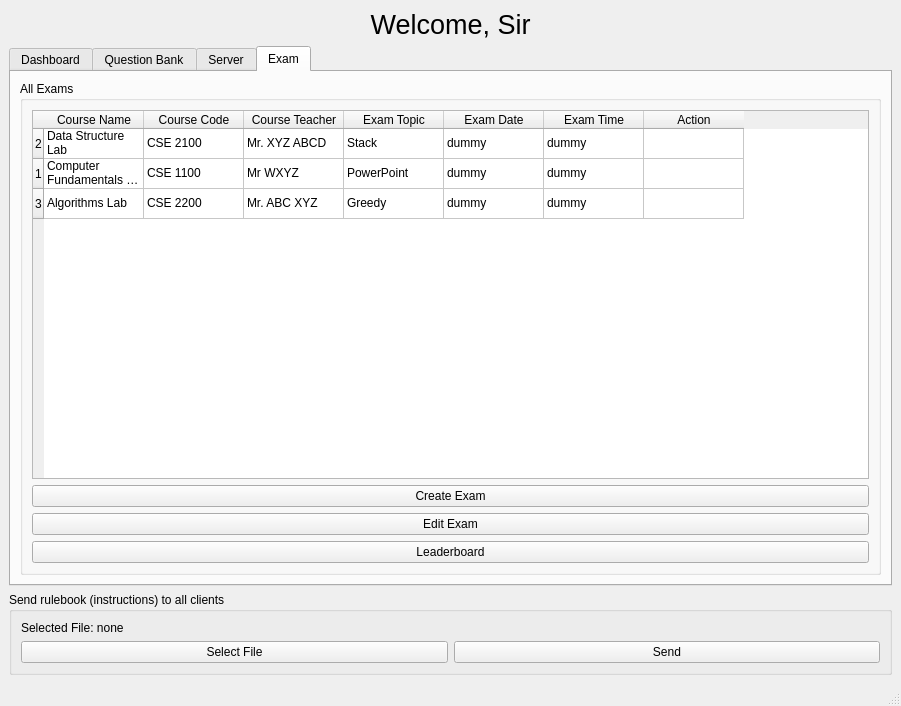
Before: the Qt Designer form src/SmartXm-CSEKU/teachermodule.ui in KaziRifatMorshed/SmartXm, drawn with Qt 5.
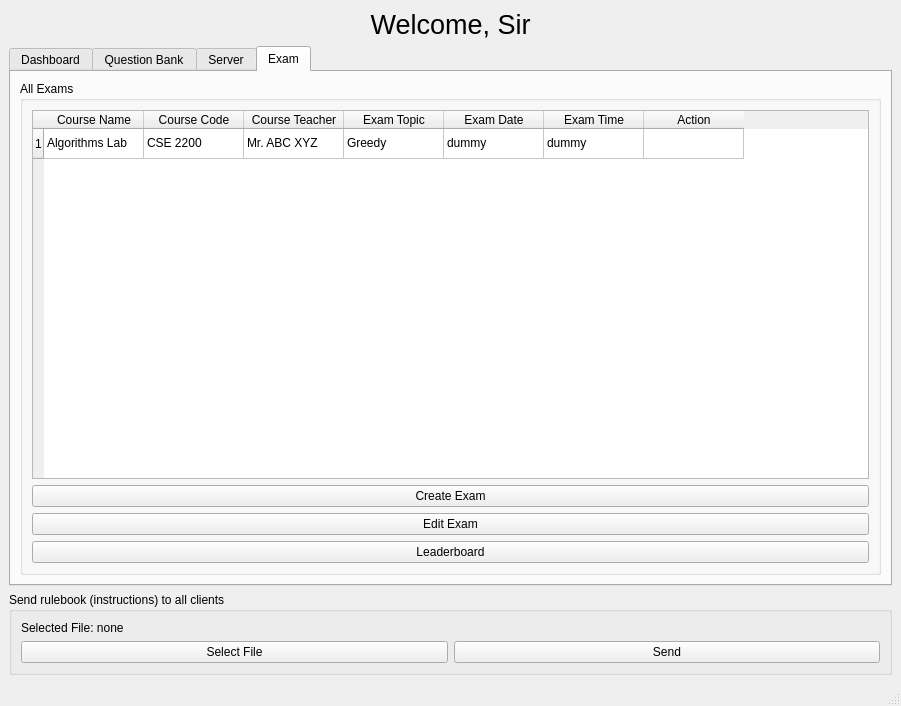
After: the same form once the commit is applied. The open tabs and pages were chosen to show the change.

Patch:
```diff
--- a/src/SmartXm-CSEKU/teachermodule.ui
+++ b/src/SmartXm-CSEKU/teachermodule.ui
@@ -238,16 +238,6 @@
              <property name="selectionBehavior">
               <enum>QAbstractItemView::SelectionBehavior::SelectRows</enum>
              </property>
-             <row>
-              <property name="text">
-               <string>2</string>
-              </property>
-             </row>
-             <row>
-              <property name="text">
-               <string>1</string>
-              </property>
-             </row>
              <row/>
              <column>
               <property name="text">
@@ -286,22 +276,22 @@
              </column>
              <item row="0" column="0">
               <property name="text">
-               <string>Data Structure Lab</string>
+               <string>Algorithms Lab</string>
               </property>
              </item>
              <item row="0" column="1">
               <property name="text">
-               <string>CSE 2100</string>
+               <string>CSE 2200</string>
               </property>
              </item>
              <item row="0" column="2">
               <property name="text">
-               <string>Mr. XYZ ABCD</string>
+               <string>Mr. ABC XYZ</string>
               </property>
              </item>
              <item row="0" column="3">
               <property name="text">
-               <string>Stack</string>
+               <string>Greedy</string>
               </property>
              </item>
              <item row="0" column="4">
@@ -314,66 +304,6 @@
                <string>dummy</string>
               </property>
              </item>
-             <item row="1" column="0">
-              <property name="text">
-               <string>Computer Fundamentals Lab</string>
-              </property>
-             </item>
-             <item row="1" column="1">
-              <property name="text">
-               <string>CSE 1100</string>
-              </property>
-             </item>
-             <item row="1" column="2">
-              <property name="text">
-               <string>Mr WXYZ</string>
-              </property>
-             </item>
-             <item row="1" column="3">
-              <property name="text">
-               <string>PowerPoint</string>
-              </property>
-             </item>
-             <item row="1" column="4">
-              <property name="text">
-               <string>dummy</string>
-              </property>
-             </item>
-             <item row="1" column="5">
-              <property name="text">
-               <string>dummy</string>
-              </property>
-             </item>
-             <item row="2" column="0">
-              <property name="text">
-               <string>Algorithms Lab</string>
-              </property>
-             </item>
-             <item row="2" column="1">
-              <property name="text">
-               <string>CSE 2200</string>
-              </property>
-             </item>
-             <item row="2" column="2">
-              <property name="text">
-               <string>Mr. ABC XYZ</string>
-              </property>
-             </item>
-             <item row="2" column="3">
-              <property name="text">
-               <string>Greedy</string>
-              </property>
-             </item>
-             <item row="2" column="4">
-              <property name="text">
-               <string>dummy</string>
-              </property>
-             </item>
-             <item row="2" column="5">
-              <property name="text">
-               <string>dummy</string>
-              </property>
-             </item>
             </widget>
            </item>
            <item>
```
Left out of the diff: 2 changed lines with no effect on the pictures.
